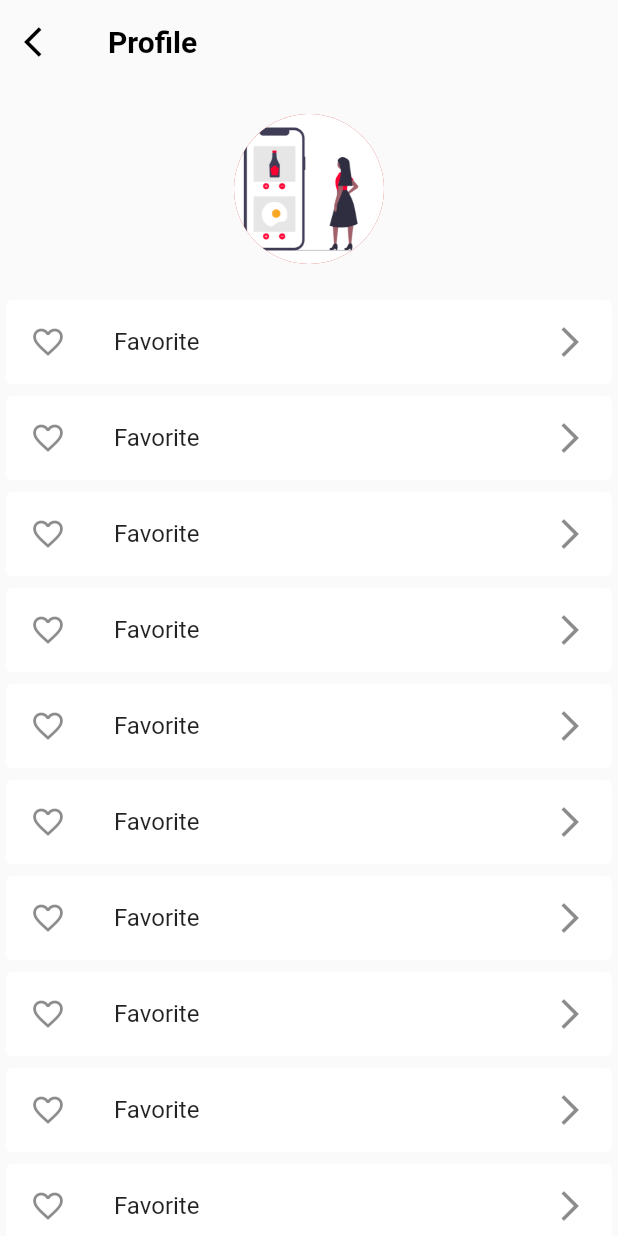
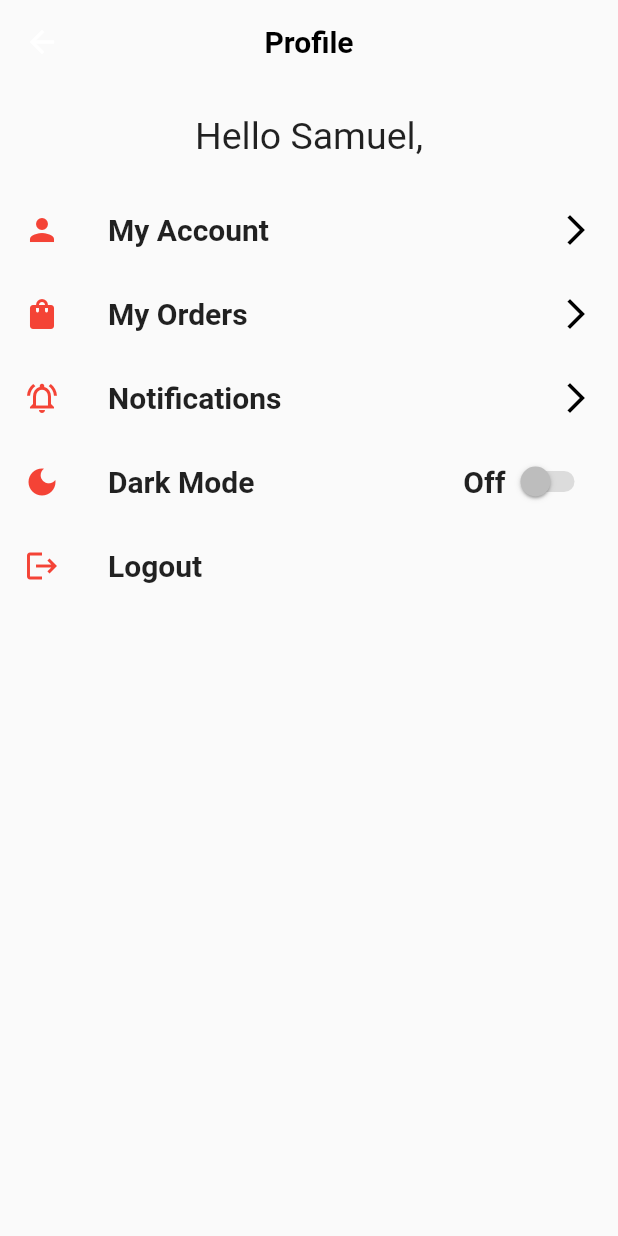
Before and after one commit to Sam-Tech-Ideas/flutternew, a Flutter app: the ProfilePage screen opened directly, on a phone screen of 412 x 824 dp. Run offline on Flutter 3.47's test engine with Material 2 defaults, Android fonts, the light colour scheme and no system bars; our stand-ins replace cloud_firestore, firebase_auth, firebase_core, flutter_slidable, google_sign_in; accounts and stored records are empty; network calls fail.

Commit message:
profile page

```diff
--- a/lib/pages/profile.dart
+++ b/lib/pages/profile.dart
@@ -22,47 +22,122 @@ class _ProfilePageState extends State<ProfilePage> {
             fontWeight: FontWeight.bold,
           ),
         ),
-        leading: IconButton(
-          icon: const Icon(Icons.arrow_back_ios),
-          color: Colors.black,
-          onPressed: () {
-            Navigator.pop(context);
-          },
-        ),
+        centerTitle: true,
       ),
       body: Column(
         children: [
           const SizedBox(
             height: 20,
           ),
-          const CircleAvatar(
-            radius: 50,
-            backgroundImage: AssetImage('images/groc.png'),
+          const Center(
+            child: Text(
+              "Hello Samuel,",
+              style: TextStyle(
+                fontSize: 25,
+              ),
+            ),
           ),
           const SizedBox(
             height: 20,
           ),
           Expanded(
-            child: ListView.builder(
-              itemBuilder: (BuildContext context, int index) {
-                return GestureDetector(
-                  onTap: () {},
-                  child: const InkWell(
-                    child: Card(
-                      elevation: 0,
-                      child: ListTile(
-                        leading: Icon(
-                          Icons.favorite_outline,
-                        ),
-                        title: Text('Favorite'),
-                        trailing: Icon(Icons.arrow_forward_ios),
+            child: ListView(
+              children: [
+                const ListTile(
+                  leading: Icon(
+                    Icons.person,
+                    color: Colors.red,
+                  ),
+                  title: Text(
+                    "My Account",
+                    style: TextStyle(
+                      fontSize: 20,
+                      fontWeight: FontWeight.bold,
+                    ),
+                  ),
+                  trailing: Icon(
+                    Icons.arrow_forward_ios,
+                    color: Colors.black,
+                  ),
+                ),
+                const ListTile(
+                  leading: Icon(
+                    Icons.shopping_bag,
+                    color: Colors.red,
+                  ),
+                  title: Text(
+                    "My Orders",
+                    style: TextStyle(
+                      fontSize: 20,
+                      fontWeight: FontWeight.bold,
+                    ),
+                  ),
+                  trailing: Icon(
+                    Icons.arrow_forward_ios,
+                    color: Colors.black,
+                  ),
+                ),
+                const ListTile(
+                  leading: Icon(
+                    Icons.notifications_active_outlined,
+                    color: Colors.red,
+                  ),
+                  title: Text(
+                    "Notifications",
+                    style: TextStyle(
+                      fontSize: 20,
+                      fontWeight: FontWeight.bold,
+                    ),
+                  ),
+                  trailing: Icon(
+                    Icons.arrow_forward_ios,
+                    color: Colors.black,
+                  ),
+                ),
+                ListTile(
+                    leading: const Icon(
+                      Icons.dark_mode,
+                      color: Colors.red,
+                    ),
+                    title: const Text(
+                      "Dark Mode",
+                      style: TextStyle(
+                        fontSize: 20,
+                        fontWeight: FontWeight.bold,
                       ),
                     ),
+                    trailing: Row(
+                      mainAxisSize: MainAxisSize.min,
+                      children: const [
+                        Text(
+                          "Off",
+                          style: TextStyle(
+                            fontSize: 20,
+                            fontWeight: FontWeight.bold,
+                          ),
+                        ),
+                        Switch(
+                          value: false,
+                          onChanged: null,
+                        ),
+                      ],
+                    )),
+                const ListTile(
+                  leading: Icon(
+                    Icons.logout,
+                    color: Colors.red,
                   ),
-                );
-              },
+                  title: Text(
+                    "Logout",
+                    style: TextStyle(
+                      fontSize: 20,
+                      fontWeight: FontWeight.bold,
+                    ),
+                  ),
+                ),
+              ],
             ),
-          ),
+          )
         ],
       ),
     );
```
Also changed, not shown: lib/pages/checkout.dart (+168 -86 lines), lib/pages/detailpage.dart (+10 -1 lines).
